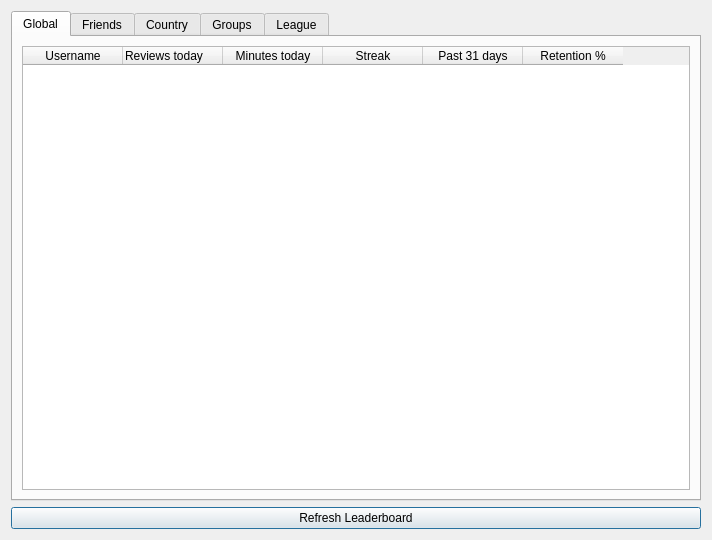
Before: the Qt Designer form designer/Leaderboard.ui in ThoreBor/Anki_Leaderboard, drawn with Qt 5.
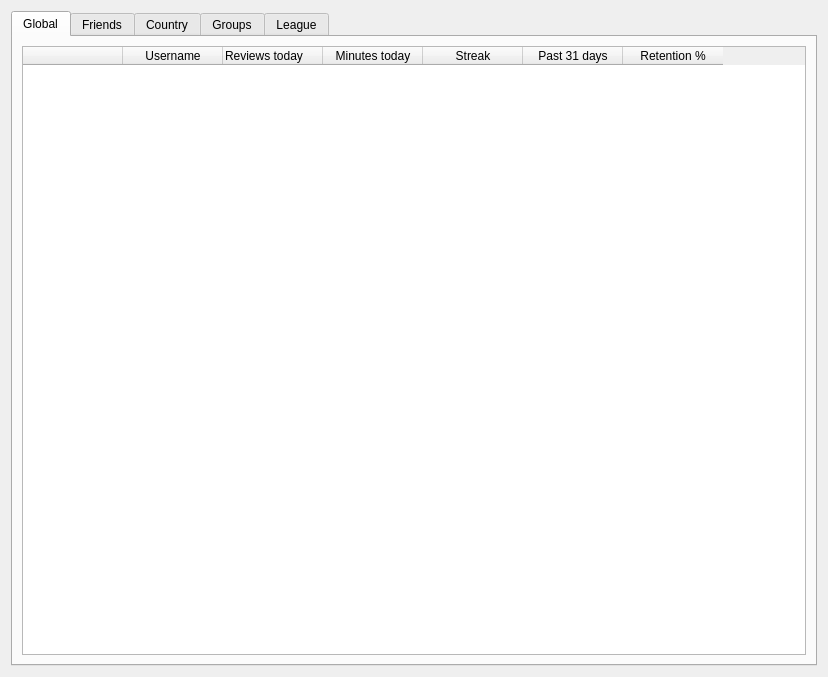
After: the same form once the commit is applied.

Commit message: UI changes for Anki 2.1.55, remove refresh button

Diff of the .ui file:
```diff
--- a/designer/Leaderboard.ui
+++ b/designer/Leaderboard.ui
@@ -6,8 +6,8 @@
    <rect>
     <x>0</x>
     <y>0</y>
-    <width>712</width>
-    <height>540</height>
+    <width>828</width>
+    <height>677</height>
    </rect>
   </property>
   <property name="windowTitle">
@@ -32,6 +32,11 @@
          <property name="autoFillBackground">
           <bool>false</bool>
          </property>
+         <property name="styleSheet">
+          <string notr="true">QHeaderView::down-arrow { subcontrol-position: center left}
+QHeaderView::up-arrow { subcontrol-position: center left}
+</string>
+         </property>
          <property name="lineWidth">
           <number>1</number>
          </property>
@@ -56,9 +61,20 @@
          <property name="sortingEnabled">
           <bool>true</bool>
          </property>
+         <attribute name="horizontalHeaderShowSortIndicator" stdset="0">
+          <bool>false</bool>
+         </attribute>
+         <attribute name="verticalHeaderVisible">
+          <bool>false</bool>
+         </attribute>
          <attribute name="verticalHeaderShowSortIndicator" stdset="0">
           <bool>false</bool>
          </attribute>
+         <column>
+          <property name="text">
+           <string/>
+          </property>
+         </column>
          <column>
           <property name="text">
            <string>Username</string>
@@ -403,13 +419,6 @@
      </widget>
     </widget>
    </item>
-   <item>
-    <widget class="QPushButton" name="refreshButton">
-     <property name="text">
-      <string>Refresh Leaderboard</string>
-     </property>
-    </widget>
-   </item>
   </layout>
  </widget>
  <resources/>
```
Left out of the diff: 61 changed lines with no effect on the pictures. The commit also changes 3 other files.
